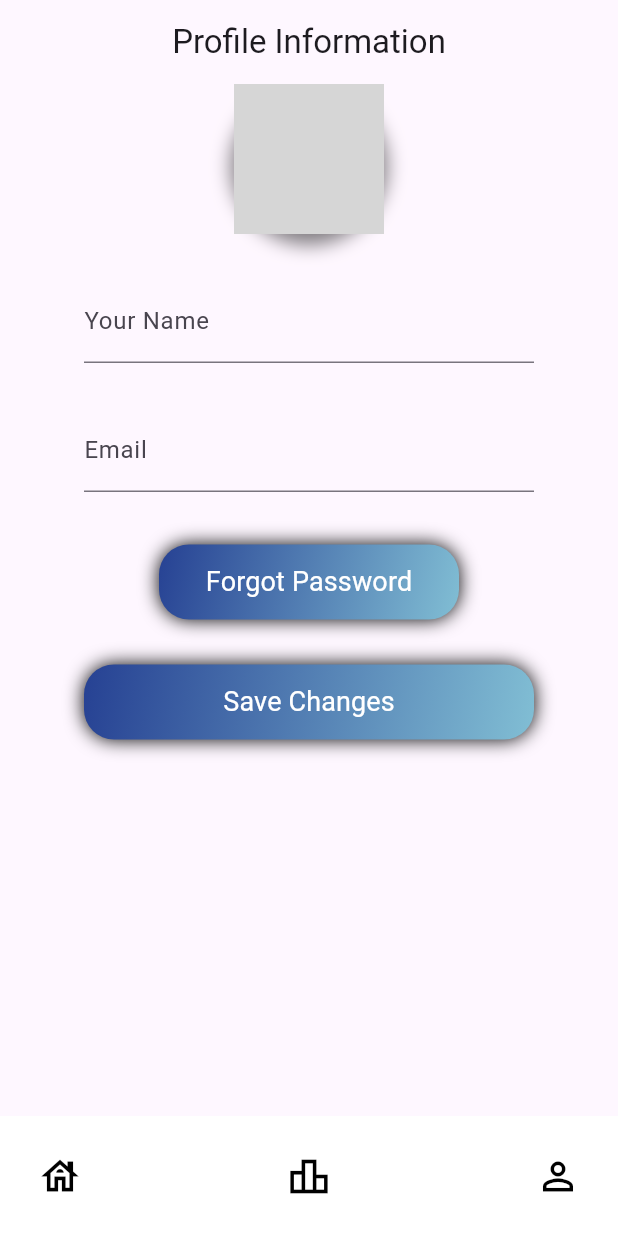
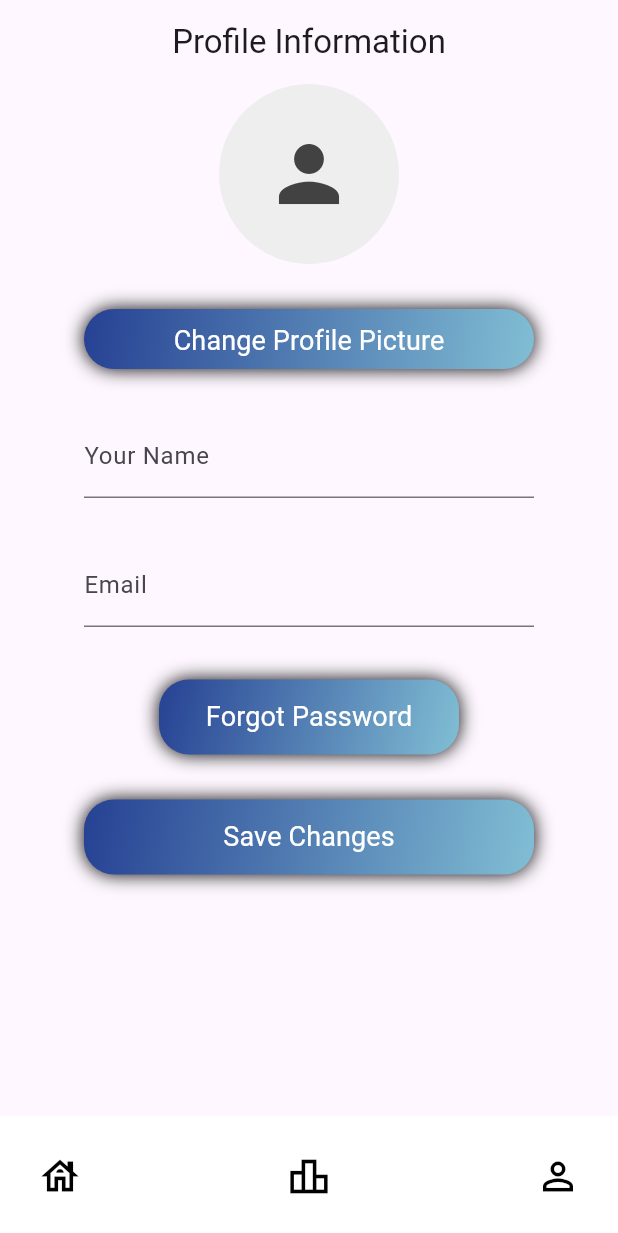
Before and after one commit to ronfrancisco24/Pennywise_Savings-Tracker, a Flutter app: the screen it shows once a user with an empty profile is signed in, item 3 of the bottom bar chosen, after a tap on "Profile Information", on a phone screen of 412 x 824 dp. Shown: the top 1233 px of the screen. Run offline on Flutter 3.47's test engine with Material 3 defaults, Android fonts, the phone set to English and light mode, and no system bars; our stand-ins replace cloud_firestore, firebase_auth, firebase_core, firebase_storage, flutter_pw_validator, image_cropper and 1 more; accounts and stored records are empty; network calls fail; Roboto replaces fonts that are missing (FontsFree); grey boxes are pictures that could not be loaded.

Commit message:
Added the option to change profile picture
It is still UNFINISHED still needs polishing, but the code is already inputted. Imma take a break I'm going insane.

```diff
--- a/lib/screens/personal_information.dart
+++ b/lib/screens/personal_information.dart
@@ -1,7 +1,10 @@
 import 'package:flutter/material.dart';
+import 'package:image_picker/image_picker.dart';
 import '../widgets/constants.dart';
 import 'package:savings_2/authentication/auth_service.dart';
 import 'package:savings_2/authentication/reset_password.dart';
+import 'change_profile_pic.dart';
+import 'dart:io';
 
 
 void main(){
@@ -20,6 +23,29 @@ class _PersonalInfoPageState extends State <PersonalInfoPage>{
   TextEditingController _emailController = TextEditingController();
   //Authenticating firebase to the personal information
   final AuthService authService = AuthService();
+  //Changing the Profile pic
+  final ChangeProfilePic _profilePicHandler = ChangeProfilePic();
+  File? _profileImage;
+  String? _downloadUrl;
+
+  //Callback to update UI after an image is picked and uploaded
+  void _updateProfilePicture() async{
+    //Trigger profile picture upload
+    await _profilePicHandler.pickAndUploadImage(ImageSource.gallery);
+    setState(() {
+      _profileImage = _profilePicHandler.getImage();
+      _downloadUrl = _profilePicHandler.getDownloadUrl();
+    });
+  }
+
+  //Uploading the profile picture to the firebase storage
+  void _uploadProfilePicture() async{
+    await _profilePicHandler.pickAndUploadImage(ImageSource.gallery);
+    String? imageUrl = _profilePicHandler.getDownloadUrl();
+    if(imageUrl != null){
+      print('Uploaded Image URL: $imageUrl');
+    }
+  }
 
 
   @override
@@ -70,19 +96,51 @@ class _PersonalInfoPageState extends State <PersonalInfoPage>{
                   child: Center(
                     child: Column(
                       children: [
+                        //Display the current profile image or placeholder if no image is selected
+                        _profileImage != null
+                        ?CircleAvatar(
+                          radius: 60,
+                          backgroundImage: FileImage(_profileImage!),
+                        )
+                        :CircleAvatar(
+                          radius: 60,
+                          backgroundColor: Colors.grey.shade200,
+                          child: Icon(
+                            Icons.person,
+                            size: 60,
+                            color: Colors.grey.shade800,
+                          )
+                        ),
+                        SizedBox(height: 30,),
                         Container(
+                            width: 300,
+                            height: 40,
                             decoration: BoxDecoration(
-                                shape: BoxShape.circle,
-                                boxShadow: [
-                                  BoxShadow(
-                                    color: Colors.black.withOpacity(0.5),
-                                    blurRadius: 10,
-                                    spreadRadius: 2,
-                                    offset: Offset(0,5),
-                                  )
-                                ]
+                              gradient: kLinearGradient,
+                              borderRadius: BorderRadius.circular(20.0),
+                              boxShadow: [
+                                BoxShadow(
+                                  blurRadius: 10,
+                                  blurStyle: BlurStyle.normal,
+                                ),
+                              ],
                             ),
-                            child: kCircleAvatar),
+                            child: Center(
+                                child: TextButton(
+                                  onPressed:(){
+                                    //Show action sheet to choose image source
+                                    _profilePicHandler.showImageSourceActionSheet(context, _updateProfilePicture);
+                                    },
+                                  child: Text('Change Profile Picture',
+                                    style: TextStyle(
+                                      color: Colors.white,
+                                      fontSize: 18,
+                                      fontFamily: 'FontsFree',
+                                      fontWeight: FontWeight.normal,
+                                    ),),
+                                )
+                            )
+                        ),
                         Container(
                           margin: EdgeInsets.only(top: 30),
                           width: 300,
```
Also changed, not shown: lib/screens/change_profile_pic.dart (+28 -12 lines), 1 other file.
